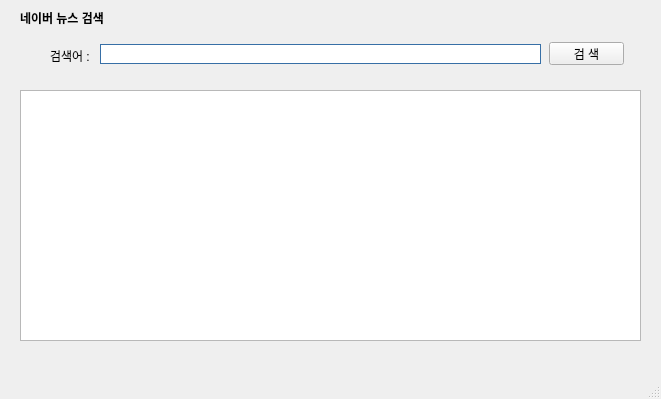
Before: the Qt Designer form ui/naverNewsSearchAppUi.ui in gyojincompany/naverNewsApp-20231222, drawn with Qt 5.
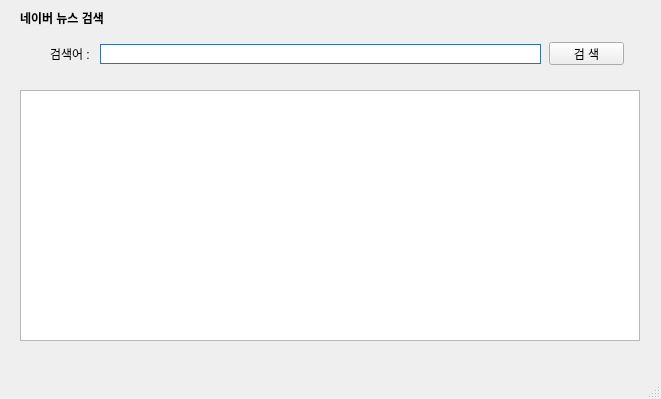
After: the same form once the commit is applied.

Commit message: 네이버 뉴스 검색결과 테이블 출력 기능 추가

Diff of the .ui file:
```diff
--- a/ui/naverNewsSearchAppUi.ui
+++ b/ui/naverNewsSearchAppUi.ui
@@ -37,7 +37,7 @@
     <property name="geometry">
      <rect>
       <x>50</x>
-      <y>50</y>
+      <y>48</y>
       <width>56</width>
       <height>12</height>
      </rect>
@@ -77,7 +77,7 @@
      <rect>
       <x>20</x>
       <y>90</y>
-      <width>621</width>
+      <width>620</width>
       <height>251</height>
      </rect>
     </property>
```
Left out of the diff: 2 changed lines with no effect on the pictures. The commit also changes 2 other files.
